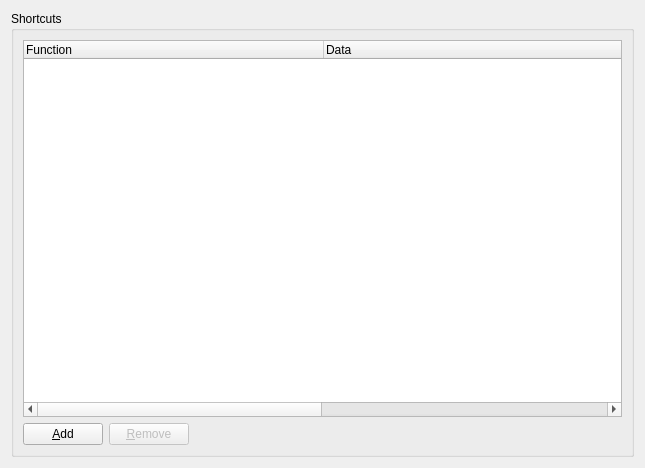
Old version of the form src/mumble/GlobalShortcut.ui in the repository mumble-voip/mumble.
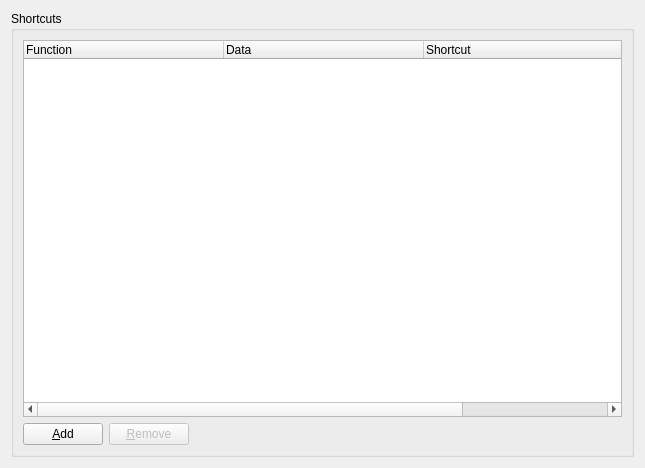
New version of the form.

Commit message: Reduce shortcut columns even further

```diff
--- a/src/mumble/GlobalShortcut.ui
+++ b/src/mumble/GlobalShortcut.ui
@@ -80,13 +80,16 @@
          <bool>false</bool>
         </property>
         <attribute name="headerDefaultSectionSize">
-         <number>300</number>
+         <number>200</number>
         </attribute>
         <attribute name="headerMinimumSectionSize">
-         <number>100</number>
+         <number>50</number>
         </attribute>
+        <attribute name="headerDefaultSectionSize">
+         <number>200</number>
+        </attribute>
         <attribute name="headerMinimumSectionSize">
-         <number>100</number>
+         <number>50</number>
         </attribute>
         <column>
          <property name="text">
```
